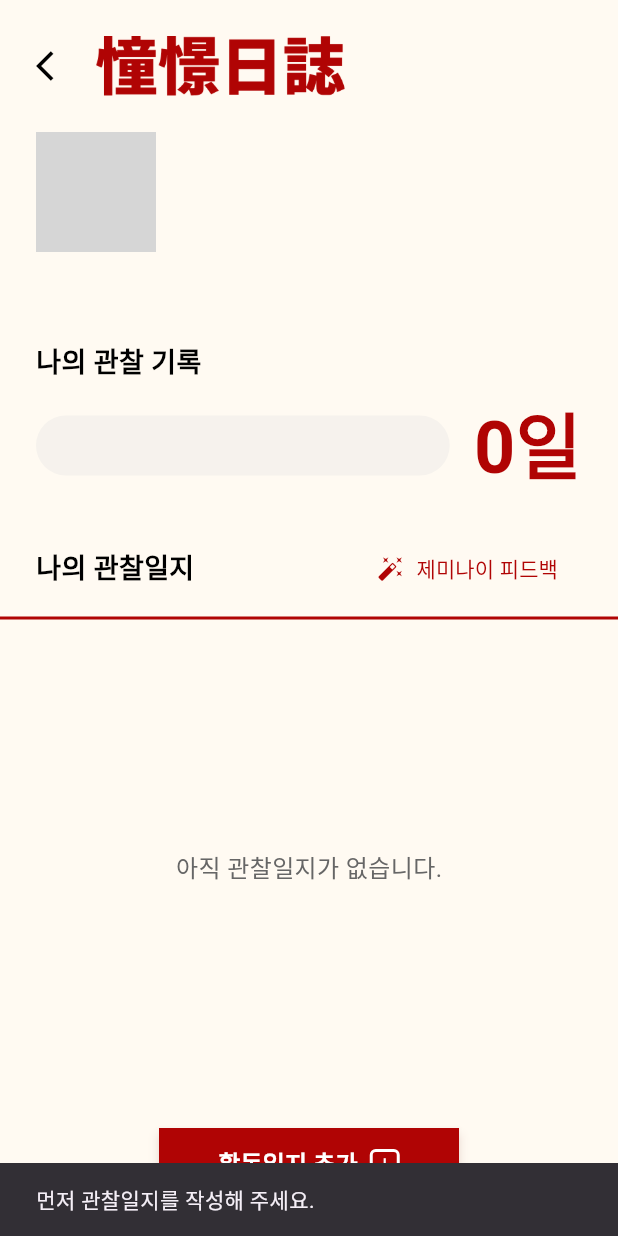
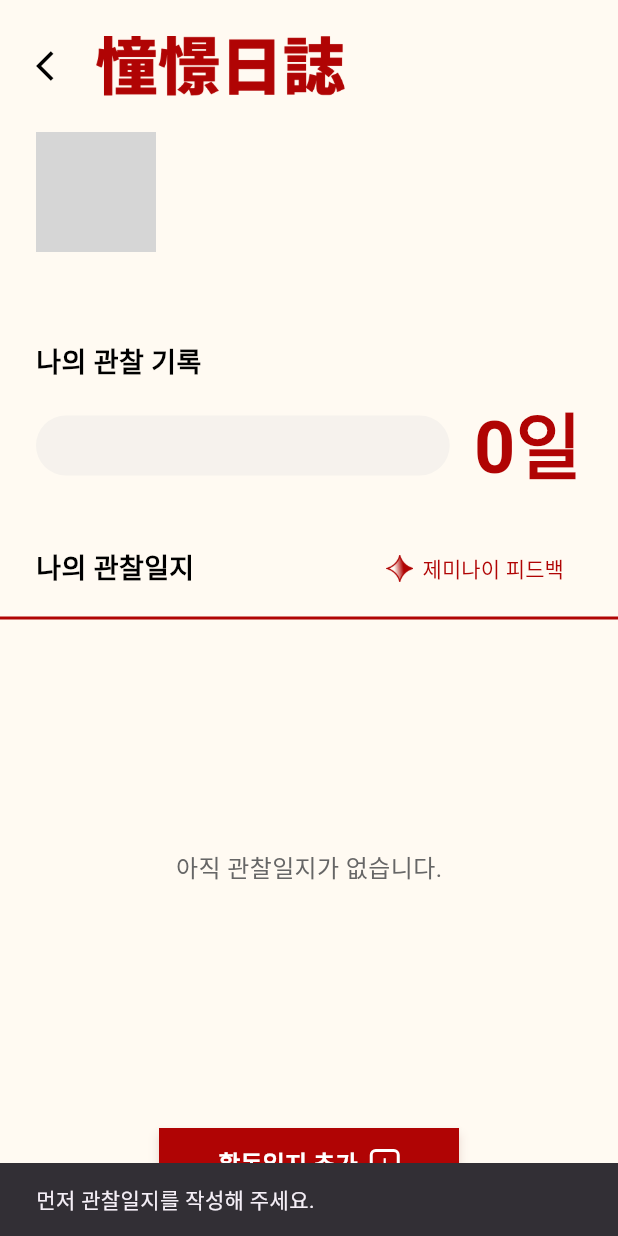
Before and after one commit to hjy080530/tokyo_diary, a Flutter app: the PersonDetailScreen screen opened directly with empty values, after a tap on "제미나이 피드백", on a phone screen of 412 x 824 dp. Run offline on Flutter 3.47's test engine with Material 3 defaults, Android fonts, the phone set to English and light mode, and no system bars; our stand-ins replace flutter_dotenv, flutter_local_notifications, flutter_markdown, flutter_native_timezone, shared_preferences, timezone; missing offline and left inert: mongo_dart; accounts and stored records are empty; Roboto replaces fonts that are missing (NotoSansKR); grey boxes are pictures that could not be loaded.

Commit message:
feat: 제미나이 로고 추가

```diff
--- a/lib/screens/person_detail_screen.dart
+++ b/lib/screens/person_detail_screen.dart
@@ -1,5 +1,6 @@
 // lib/screens/person_detail_screen.dart
 import 'package:flutter/material.dart';
+import 'package:flutter_markdown/flutter_markdown.dart';
 import 'package:mongo_dart/mongo_dart.dart' show ObjectId;
 
 import '../core/theme/colors.dart';
@@ -150,8 +151,9 @@ class _PersonDetailScreenState extends State<PersonDetailScreen> {
 
     await showModalBottomSheet<void>(
       context: context,
+      backgroundColor: AppColors.background,
       shape: const RoundedRectangleBorder(
-        borderRadius: BorderRadius.vertical(top: Radius.circular(16)),
+        borderRadius: BorderRadius.zero,
       ),
       builder: (ctx) {
         return SizedBox(
@@ -273,7 +275,7 @@ class _PersonDetailScreenState extends State<PersonDetailScreen> {
       isScrollControlled: true,
       backgroundColor: Colors.white,
       shape: const RoundedRectangleBorder(
-        borderRadius: BorderRadius.vertical(top: Radius.circular(16)),
+        borderRadius: BorderRadius.zero,
       ),
       builder: (sheetContext) {
         String? feedback;
@@ -403,6 +405,11 @@ class _PersonDetailScreenState extends State<PersonDetailScreen> {
                         style: ElevatedButton.styleFrom(
                           backgroundColor: AppColors.primary,
                           foregroundColor: Colors.white,
+                          elevation: 3,
+                          shadowColor: AppColors.primary.withOpacity(0.3),
+                          shape: const RoundedRectangleBorder(
+                            borderRadius: BorderRadius.zero,
+                          ),
                         ),
                         icon: loading
                             ? const SizedBox(
@@ -414,7 +421,11 @@ class _PersonDetailScreenState extends State<PersonDetailScreen> {
                                       AlwaysStoppedAnimation<Color>(Colors.white),
                                 ),
                               )
-                            : const Icon(Icons.auto_fix_high),
+                            : Image.asset(
+                                'assets/gemini_logo.png',
+                                width: 18,
+                                height: 18,
+                              ),
                         label: Text(
                           loading ? '피드백 생성 중...' : '제미나이 피드백 받기',
                           style: TextStyle(
@@ -647,13 +658,26 @@ class _PersonDetailScreenState extends State<PersonDetailScreen> {
                       ),
                     ),
                   ),
-                  TextButton.icon(
+                  TextButton(
                     onPressed: _openFeedbackPicker,
                     style: TextButton.styleFrom(
                       foregroundColor: AppColors.primary,
+                      shape: const RoundedRectangleBorder(
+                        borderRadius: BorderRadius.zero,
+                      ),
                     ),
-                    icon: const Icon(Icons.auto_fix_high),
-                    label: const Text('제미나이 피드백'),
+                    child: Row(
+                      mainAxisSize: MainAxisSize.min,
+                      children: [
+                        Image.asset(
+                          'assets/gemini_logo.png',
+                          width: 18,
+                          height: 18,
+                        ),
+                        const SizedBox(width: 6),
+                        const Text('제미나이 피드백'),
+                      ],
+                    ),
                   ),
                 ],
               ),
--- a/pubspec.yaml
+++ b/pubspec.yaml
@@ -69,6 +69,7 @@ flutter:
     - assets/backgrounds/
     - assets/icons/
     - assets/google_logo.png
+    - assets/gemini_logo.png
     - assets/tokyo_diary_logo.png
     - .env
 
```
Also changed, not shown: assets/gemini_logo.png (added).
